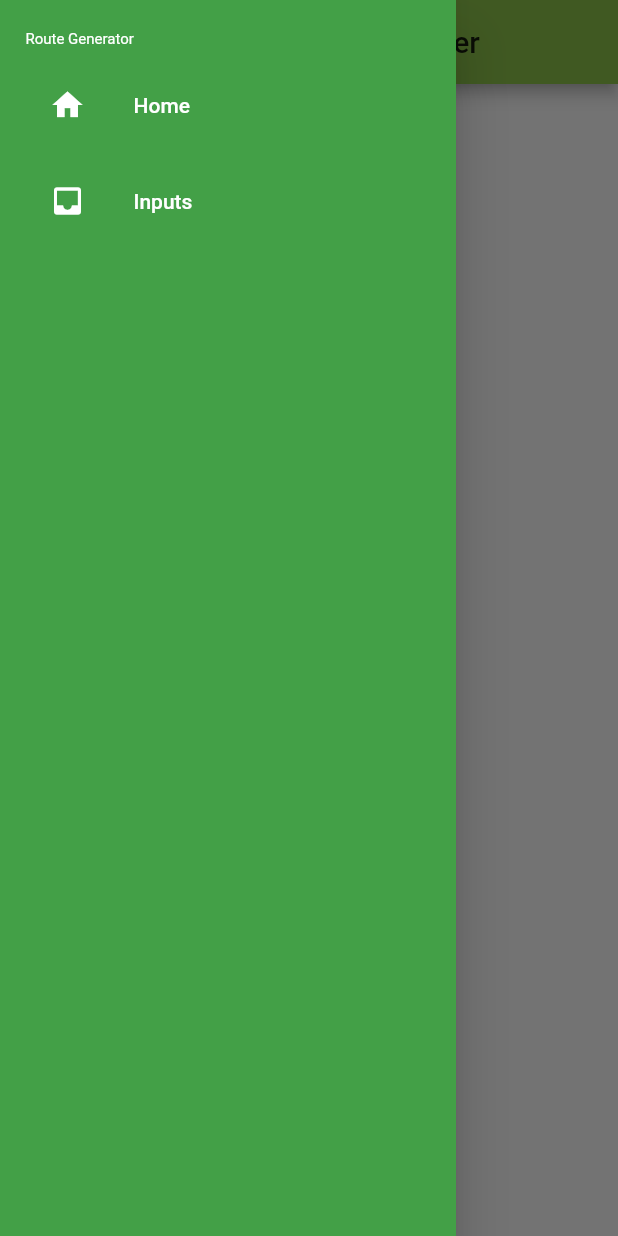
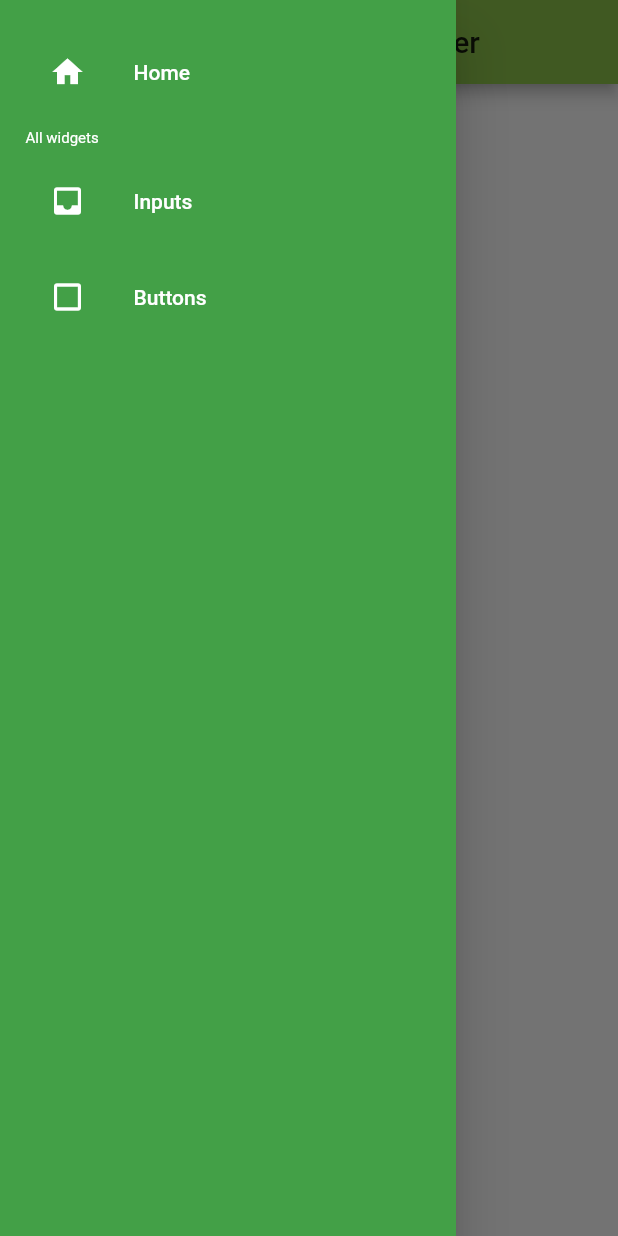
Before and after one commit to ArnabDutta246/flutter-all-basic-learning, a Flutter app: the screen it shows after launch, with the side drawer open, on a phone screen of 412 x 824 dp. Run offline on Flutter 3.47's test engine with Material 2 defaults, Android fonts, the phone set to English and light mode, and no system bars; missing offline and left inert: dart:html.

Commit message:
routing bug fix

```diff
--- a/lib/app/pages/navigation-drawer/naviagationDrawer.main.dart
+++ b/lib/app/pages/navigation-drawer/naviagationDrawer.main.dart
@@ -1,5 +1,4 @@
 import 'package:flutter/material.dart';
-import 'package:flutter_basic/main.dart';
 
 class NavigationDrawer extends StatelessWidget {
   const NavigationDrawer({Key? key}) : super(key: key);
@@ -15,22 +14,20 @@ class NavigationDrawer extends StatelessWidget {
             const SizedBox(
               height: 20,
             ),
-            //======================
-            // name Routing
+            singleMenuItem(
+                text: 'Home',
+                icon: Icons.home,
+                onClicked: () => selectedGeneratedRoutes(context, 0)),
+            const SizedBox(
+              height: 10,
+            ),
             Text(
-              'Route Generator',
+              'All widgets',
               style: TextStyle(
                 fontSize: 10.00,
                 color: Colors.white,
               ),
             ),
-            const SizedBox(
-              height: 10,
-            ),
-            singleMenuItem(
-                text: 'Home',
-                icon: Icons.home,
-                onClicked: () => selectedGeneratedRoutes(context, 0)),
             const SizedBox(
               height: 8,
             ),
@@ -41,6 +38,10 @@ class NavigationDrawer extends StatelessWidget {
             const SizedBox(
               height: 8,
             ),
+            singleMenuItem(
+                text: 'Buttons',
+                icon: Icons.check_box_outline_blank,
+                onClicked: () => selectedGeneratedRoutes(context, 2)),
           ],
         ),
       ),
@@ -56,7 +57,10 @@ void selectedGeneratedRoutes(BuildContext context, int index) {
       break;
     case 1:
       Navigator.of(context)
-          .pushNamed('/inputFieldWidget', arguments: 'Hellow there');
+          .pushNamed('/inputWidgets', arguments: 'Hellow there');
+      break;
+    case 2:
+      Navigator.of(context).pushNamed('/buttonWidgets');
       break;
     default:
   }
--- a/lib/app/routes/routes.dart
+++ b/lib/app/routes/routes.dart
@@ -1,4 +1,5 @@
 import 'package:flutter/material.dart';
+import 'package:flutter_basic/app/pages/buttonsWidgets/buttonsWidgets.main.dart';
 import 'package:flutter_basic/app/pages/inputWidgets/inputsWidgets.main.dart';
 import 'package:flutter_basic/main.dart';
 
@@ -12,9 +13,10 @@ class RouteGenerator {
     switch (settings.name) {
       case '/home':
         return MaterialPageRoute(builder: (_) => MainPage());
-        break;
       case '/inputWidgets':
-        return MaterialPageRoute(builder: (context) => InputWidgetsPage());
+        return MaterialPageRoute(builder: (_) => InputWidgetsPage());
+      case '/buttonWidgets':
+        return MaterialPageRoute(builder: (_) => ButtonsWidgetsPage());
       default:
         return _errorRoute();
     }
--- a/lib/main.dart
+++ b/lib/main.dart
@@ -1,6 +1,6 @@
 import 'package:flutter/material.dart';
 import 'package:flutter_basic/app/pages/navigation-drawer/naviagationDrawer.main.dart';
-import 'package:flutter_basic/for_experiment/navigationDrawer/route_generatr/route_generator.main.dart';
+import 'package:flutter_basic/app/routes/routes.dart';
 
 void main() {
   runApp(MyApp());
@@ -21,7 +21,7 @@ class MyApp extends StatelessWidget {
       home: MainPage(),
       // using generated route
       initialRoute: '/home',
-      onGenerateRoute: RouteGenerator.generatorRoute,
+      onGenerateRoute: RouteGenerator.generateRoute,
     );
   }
 }
```
Also changed, not shown: lib/app/pages/buttonsWidgets/buttonsWidgets.main.dart (+26 -1 lines), lib/app/pages/inputWidgets/inputsWidgets.main.dart (+11 -1 lines).
